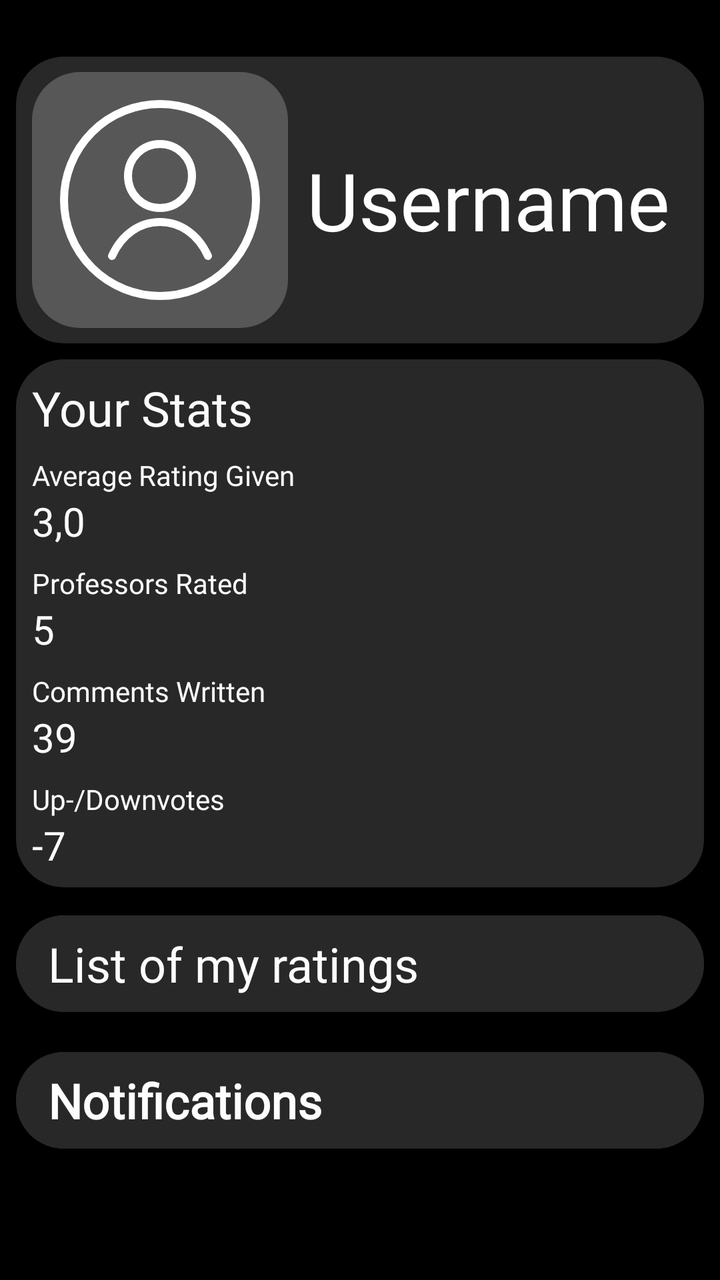
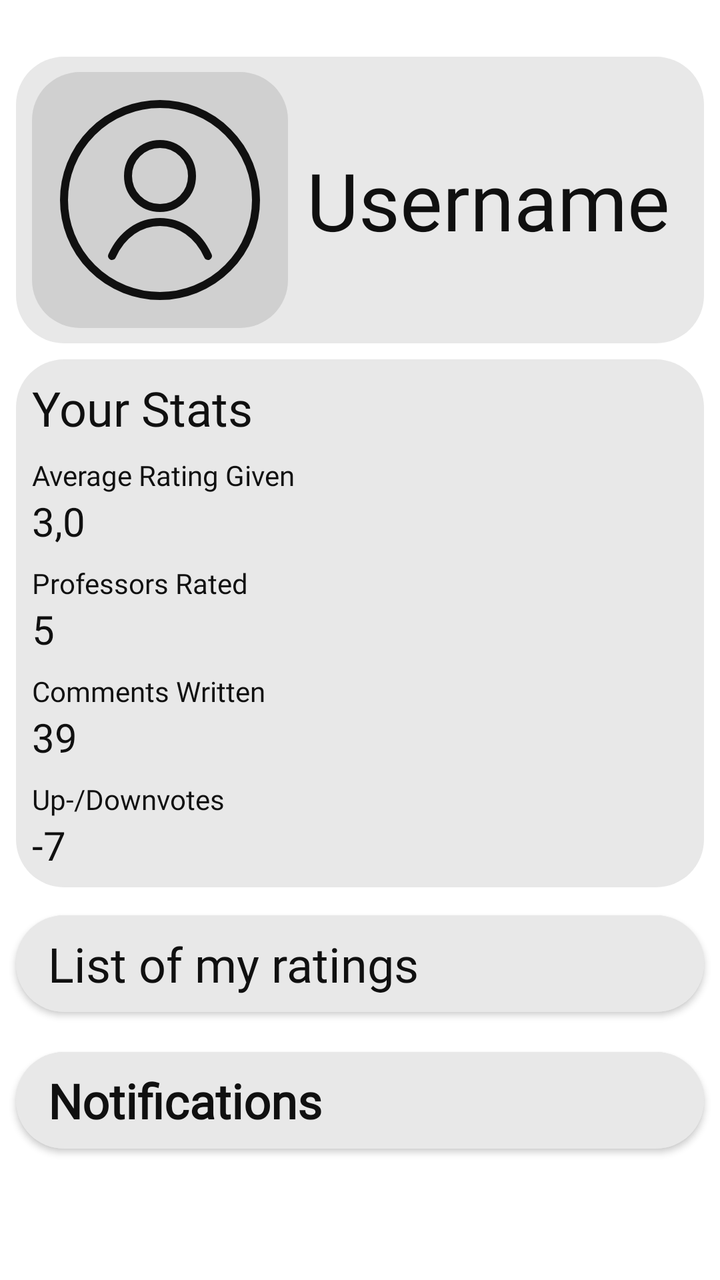

Screens rendered from an Android XML layout before and after an edit, with the pre-edit source and the edit as a unified diff.
<!-- AndroidManifest.xml: application theme Theme.MyApplication_Java -->
<!-- res/layout/fragment_home_screen.xml -->
<?xml version="1.0" encoding="utf-8"?>
<androidx.constraintlayout.widget.ConstraintLayout xmlns:android="http://schemas.android.com/apk/res/android"
    xmlns:app="http://schemas.android.com/apk/res-auto"
    xmlns:tools="http://schemas.android.com/tools"
    android:layout_width="match_parent"
    android:layout_height="match_parent"
    android:background="#000000">


    <TextView
        android:id="@+id/profile"
        android:layout_width="0dp"
        android:layout_height="0dp"
        android:layout_marginStart="8dp"
        android:layout_marginTop="-8dp"
        android:layout_marginEnd="8dp"
        android:layout_marginBottom="-8dp"
        android:background="@drawable/rounded_box"
        android:textAlignment="textEnd"
        android:textColor="#FDFDFD"
        app:layout_constraintBottom_toBottomOf="@id/imageView"
        app:layout_constraintEnd_toEndOf="parent"
        app:layout_constraintHorizontal_bias="0.0"
        app:layout_constraintStart_toStartOf="parent"
        app:layout_constraintTop_toTopOf="@id/imageView" />

    <TextView
        android:id="@+id/your_stats_background"
        android:layout_width="0dp"
        android:layout_height="0dp"
        android:layout_marginStart="8dp"
        android:layout_marginTop="8dp"
        android:layout_marginEnd="8dp"
        android:layout_marginBottom="-8dp"
        android:background="@drawable/rounded_box"
        android:fontFamily="@font/inter_bold"
        android:textColor="#FDFDFD"
        android:textSize="200sp"
        app:layout_constraintBottom_toBottomOf="@+id/up_downvotes_num"
        app:layout_constraintEnd_toEndOf="parent"
        app:layout_constraintHorizontal_bias="0.0"
        app:layout_constraintStart_toStartOf="parent"
        app:layout_constraintTop_toBottomOf="@+id/profile" />

    <TextView
        android:id="@+id/your_stats"
        android:layout_width="wrap_content"
        android:layout_height="wrap_content"
        android:layout_marginStart="8dp"
        android:layout_marginTop="8dp"
        android:fontFamily="@font/inter_bold"
        android:text="Your Stats"
        android:textColor="#FBFBFB"
        android:textSize="24sp"
        app:layout_constraintBottom_toTopOf="@+id/average_rating_given"
        app:layout_constraintStart_toStartOf="@+id/your_stats_background"
        app:layout_constraintTop_toTopOf="@+id/your_stats_background" />

    <TextView
        android:id="@+id/average_rating_given"
        android:layout_width="wrap_content"
        android:layout_height="wrap_content"
        android:layout_marginStart="8dp"
        android:layout_marginTop="8dp"
        android:fontFamily="@font/inter_bold"
        android:text="Average Rating Given"
        android:textColor="#FBFBFB"
        app:layout_constraintStart_toStartOf="@+id/your_stats_background"
        app:layout_constraintTop_toBottomOf="@+id/your_stats" />

    <TextView
        android:id="@+id/average_rating_given_num"
        android:layout_width="wrap_content"
        android:layout_height="wrap_content"
        android:fontFamily="@font/inter_bold"
        android:text="3,0"
        android:textColor="#FBFBFB"
        android:textSize="20sp"
        app:layout_constraintStart_toStartOf="@+id/average_rating_given"
        app:layout_constraintTop_toBottomOf="@+id/average_rating_given" />

    <com.google.android.material.button.MaterialButton
        android:id="@+id/list_of_my_ratings_button"
        android:layout_width="0dp"
        android:layout_height="wrap_content"
        android:layout_marginStart="8dp"
        android:layout_marginTop="8dp"
        android:layout_marginEnd="8dp"
        android:backgroundTint="#282828"
        android:clickable="true"
        android:focusable="true"
        style="@style/text_style"
        android:letterSpacing="0"
        android:paddingTop="8dp"
        android:paddingBottom="8dp"
        android:text="List of my ratings"
        android:textAlignment="textStart"
        android:textAllCaps="false"
        android:textColor="#FDFDFD"
        android:textSize="24sp"
        android:typeface="normal"
        app:cornerRadius="24dp"
        app:layout_constraintEnd_toEndOf="parent"
        app:layout_constraintHorizontal_bias="0.0"
        app:layout_constraintStart_toStartOf="parent"
        app:layout_constraintTop_toBottomOf="@+id/your_stats_background" />


    <com.google.android.material.button.MaterialButton
        android:id="@+id/notifications"
        style="@style/text_style"
        android:layout_width="0dp"
        android:layout_height="wrap_content"
        android:layout_marginStart="8dp"
        android:layout_marginTop="8dp"
        android:layout_marginEnd="8dp"
        android:backgroundTint="#282828"
        android:clickable="true"
        android:focusable="true"
        android:letterSpacing="0"
        android:paddingTop="8dp"
        android:paddingBottom="8dp"
        android:text="Notifications"
        android:textAlignment="textStart"
        android:textAllCaps="false"
        android:textColor="#FDFDFD"
        android:textSize="24sp"
        android:textStyle="bold"
        android:typeface="normal"
        app:cornerRadius="24dp"
        app:layout_constraintEnd_toEndOf="parent"
        app:layout_constraintStart_toStartOf="parent"
        app:layout_constraintTop_toBottomOf="@+id/list_of_my_ratings_button" />

    <TextView
        android:id="@+id/professors_rated"
        android:layout_width="wrap_content"
        android:layout_height="wrap_content"
        android:layout_marginStart="8dp"
        android:layout_marginTop="8dp"
        android:fontFamily="@font/inter_bold"
        android:text="Professors Rated"
        android:textColor="#FBFBFB"
        app:layout_constraintStart_toStartOf="@+id/your_stats_background"
        app:layout_constraintTop_toBottomOf="@+id/average_rating_given_num" />

    <TextView
        android:id="@+id/average_rating_given_num2"
        android:layout_width="wrap_content"
        android:layout_height="wrap_content"
        android:fontFamily="@font/inter_bold"
        android:text="5"
        android:textColor="#FBFBFB"
        android:textSize="20sp"
        app:layout_constraintStart_toStartOf="@+id/average_rating_given"
        app:layout_constraintTop_toBottomOf="@+id/professors_rated" />

    <TextView
        android:id="@+id/comments_written"
        android:layout_width="wrap_content"
        android:layout_height="wrap_content"
        android:layout_marginStart="8dp"
        android:layout_marginTop="8dp"
        android:fontFamily="@font/inter_bold"
        android:text="Comments Written"
        android:textColor="#FBFBFB"
        app:layout_constraintStart_toStartOf="@+id/your_stats_background"
        app:layout_constraintTop_toBottomOf="@+id/average_rating_given_num2" />

    <TextView
        android:id="@+id/comments_written_num"
        android:layout_width="wrap_content"
        android:layout_height="wrap_content"
        android:fontFamily="@font/inter_bold"
        android:text="39"
        android:textColor="#FBFBFB"
        android:textSize="20sp"
        app:layout_constraintStart_toStartOf="@+id/average_rating_given"
        app:layout_constraintTop_toBottomOf="@+id/comments_written" />

    <TextView
        android:id="@+id/up_downvotes"
        android:layout_width="wrap_content"
        android:layout_height="wrap_content"
        android:layout_marginStart="8dp"
        android:layout_marginTop="8dp"
        android:fontFamily="@font/inter_bold"
        android:text="Up-/Downvotes"
        android:textColor="#FBFBFB"
        app:layout_constraintStart_toStartOf="@+id/your_stats_background"
        app:layout_constraintTop_toBottomOf="@+id/comments_written_num" />

    <TextView
        android:id="@+id/up_downvotes_num"
        android:layout_width="wrap_content"
        android:layout_height="wrap_content"
        android:fontFamily="@font/inter_bold"
        android:text="-7"
        android:textColor="#FBFBFB"
        android:textSize="20sp"
        app:layout_constraintStart_toStartOf="@+id/average_rating_given"
        app:layout_constraintTop_toBottomOf="@+id/up_downvotes" />

    <TextView
        android:id="@+id/user_name"
        android:layout_width="wrap_content"
        android:layout_height="wrap_content"
        android:layout_marginEnd="8dp"
        android:fontFamily="@font/inter_bold"
        android:text="Username"
        android:textColor="#FFFFFF"
        android:textSize="40sp"
        app:layout_constraintBottom_toBottomOf="@+id/profile"
        app:layout_constraintEnd_toEndOf="@+id/profile"
        app:layout_constraintStart_toEndOf="@+id/imageView"
        app:layout_constraintTop_toTopOf="@+id/profile" />

    <ImageView
        android:id="@+id/imageView"
        android:layout_width="wrap_content"
        android:layout_height="wrap_content"
        android:layout_marginStart="8dp"
        android:layout_marginTop="32dp"
        android:layout_marginBottom="8dp"
        android:background="@drawable/rounded_box_light"
        android:scaleX="1.0"
        android:scaleY="1.0"
        android:src="@drawable/profile_icon"
        app:layout_constraintBottom_toTopOf="@+id/your_stats_background"
        app:layout_constraintStart_toStartOf="@+id/profile"
        app:layout_constraintTop_toTopOf="parent"
        app:layout_constraintVertical_bias="0.348" />



</androidx.constraintlayout.widget.ConstraintLayout>
<!-- resources referenced by this layout -->
<resources>
  <!-- drawable profile_icon (drawable) -->
  <vector xmlns:android="http://schemas.android.com/apk/res/android"
      android:width="128dp"
      android:height="128dp"
      android:viewportWidth="64"
      android:viewportHeight="64">
    <path
        android:pathData="M32,32m-24,0a24,24 0,1 1,48 0a24,24 0,1 1,-48 0"
        android:strokeWidth="2"
        android:fillColor="#00000000"
        android:strokeColor="@color/white"/>
    <path
        android:pathData="M32,26m-8,0a8,8 0,1 1,16 0a8,8 0,1 1,-16 0"
        android:strokeWidth="2"
        android:fillColor="#00000000"
        android:strokeColor="@color/white"/>
    <path
        android:pathData="M20,46C22.5,40.5 27,37.5 32,37.5C37,37.5 41.5,40.5 44,46"
        android:strokeWidth="2"
        android:fillColor="#00000000"
        android:strokeColor="@color/white"
        android:strokeLineCap="round"/>
  </vector>
  <!-- drawable rounded_box (drawable) -->
  <shape xmlns:android="http://schemas.android.com/apk/res/android">
  
      <solid android:color="#282828"/>
  
      <corners android:radius="24dp"/>
  
  </shape>
  <!-- drawable rounded_box_light (drawable) -->
  <?xml version="1.0" encoding="utf-8"?>
  <shape xmlns:android="http://schemas.android.com/apk/res/android">
  
      <solid android:color="#575757"/>
  
      <corners android:radius="24dp"/>
  
  </shape>
  <style name="text_style" parent="Widget.MaterialComponents.Button">
          <item name="android:fontFamily">@font/inter_bold</item>
          <item name="android:textAllCaps">false</item>
      </style>
  <style name="Theme.MyApplication_Java" parent="Theme.MaterialComponents.DayNight.NoActionBar">
          
          <item name="colorPrimary">@color/purple_500</item>
          <item name="colorPrimaryVariant">@color/purple_700</item>
          <item name="colorOnPrimary">@color/white</item>
          
          <item name="colorSecondary">@color/teal_200</item>
          <item name="colorSecondaryVariant">@color/teal_700</item>
          <item name="colorOnSecondary">@color/black</item>
          
          <item name="android:statusBarColor">?attr/colorPrimaryVariant</item>
          
      </style>
  <color name="white">#FFFFFFFF</color>
  <color name="purple_500">#FF6200EE</color>
  <color name="purple_700">#FF3700B3</color>
  <color name="teal_200">#FF03DAC5</color>
  <color name="teal_700">#FF018786</color>
  <color name="black">#FF000000</color>
</resources>

<!-- the commit's change to res/layout/fragment_home_screen.xml (unified diff, before → after) -->
@@ -4,7 +4,7 @@
     xmlns:tools="http://schemas.android.com/tools"
     android:layout_width="match_parent"
     android:layout_height="match_parent"
-    android:background="#000000">
+    android:background="@color/surface">
 
 
     <TextView
@@ -17,7 +17,7 @@
         android:layout_marginBottom="-8dp"
         android:background="@drawable/rounded_box"
         android:textAlignment="textEnd"
-        android:textColor="#FDFDFD"
+        android:textColor="@color/text_primary"
         app:layout_constraintBottom_toBottomOf="@id/imageView"
         app:layout_constraintEnd_toEndOf="parent"
         app:layout_constraintHorizontal_bias="0.0"
@@ -34,7 +34,7 @@
         android:layout_marginBottom="-8dp"
         android:background="@drawable/rounded_box"
         android:fontFamily="@font/inter_bold"
-        android:textColor="#FDFDFD"
+        android:textColor="@color/text_primary"
         android:textSize="200sp"
         app:layout_constraintBottom_toBottomOf="@+id/up_downvotes_num"
         app:layout_constraintEnd_toEndOf="parent"
@@ -50,7 +50,7 @@
         android:layout_marginTop="8dp"
         android:fontFamily="@font/inter_bold"
         android:text="Your Stats"
-        android:textColor="#FBFBFB"
+        android:textColor="@color/text_primary"
         android:textSize="24sp"
         app:layout_constraintBottom_toTopOf="@+id/average_rating_given"
         app:layout_constraintStart_toStartOf="@+id/your_stats_background"
@@ -64,7 +64,7 @@
         android:layout_marginTop="8dp"
         android:fontFamily="@font/inter_bold"
         android:text="Average Rating Given"
-        android:textColor="#FBFBFB"
+        android:textColor="@color/text_primary"
         app:layout_constraintStart_toStartOf="@+id/your_stats_background"
         app:layout_constraintTop_toBottomOf="@+id/your_stats" />
 
@@ -74,7 +74,7 @@
         android:layout_height="wrap_content"
         android:fontFamily="@font/inter_bold"
         android:text="3,0"
-        android:textColor="#FBFBFB"
+        android:textColor="@color/text_primary"
         android:textSize="20sp"
         app:layout_constraintStart_toStartOf="@+id/average_rating_given"
         app:layout_constraintTop_toBottomOf="@+id/average_rating_given" />
@@ -86,7 +86,7 @@
         android:layout_marginStart="8dp"
         android:layout_marginTop="8dp"
         android:layout_marginEnd="8dp"
-        android:backgroundTint="#282828"
+        android:backgroundTint="@color/surface_container"
         android:clickable="true"
         android:focusable="true"
         style="@style/text_style"
@@ -96,7 +96,7 @@
         android:text="List of my ratings"
         android:textAlignment="textStart"
         android:textAllCaps="false"
-        android:textColor="#FDFDFD"
+        android:textColor="@color/text_primary"
         android:textSize="24sp"
         android:typeface="normal"
         app:cornerRadius="24dp"
@@ -114,7 +114,7 @@
         android:layout_marginStart="8dp"
         android:layout_marginTop="8dp"
         android:layout_marginEnd="8dp"
-        android:backgroundTint="#282828"
+        android:backgroundTint="@color/surface_container"
         android:clickable="true"
         android:focusable="true"
         android:letterSpacing="0"
@@ -123,7 +123,7 @@
         android:text="Notifications"
         android:textAlignment="textStart"
         android:textAllCaps="false"
-        android:textColor="#FDFDFD"
+        android:textColor="@color/text_primary"
         android:textSize="24sp"
         android:textStyle="bold"
         android:typeface="normal"
@@ -140,7 +140,7 @@
         android:layout_marginTop="8dp"
         android:fontFamily="@font/inter_bold"
         android:text="Professors Rated"
-        android:textColor="#FBFBFB"
+        android:textColor="@color/text_primary"
         app:layout_constraintStart_toStartOf="@+id/your_stats_background"
         app:layout_constraintTop_toBottomOf="@+id/average_rating_given_num" />
 
@@ -150,7 +150,7 @@
         android:layout_height="wrap_content"
         android:fontFamily="@font/inter_bold"
         android:text="5"
-        android:textColor="#FBFBFB"
+        android:textColor="@color/text_primary"
         android:textSize="20sp"
         app:layout_constraintStart_toStartOf="@+id/average_rating_given"
         app:layout_constraintTop_toBottomOf="@+id/professors_rated" />
@@ -163,7 +163,7 @@
         android:layout_marginTop="8dp"
         android:fontFamily="@font/inter_bold"
         android:text="Comments Written"
-        android:textColor="#FBFBFB"
+        android:textColor="@color/text_primary"
         app:layout_constraintStart_toStartOf="@+id/your_stats_background"
         app:layout_constraintTop_toBottomOf="@+id/average_rating_given_num2" />
 
@@ -173,7 +173,7 @@
         android:layout_height="wrap_content"
         android:fontFamily="@font/inter_bold"
         android:text="39"
-        android:textColor="#FBFBFB"
+        android:textColor="@color/text_primary"
         android:textSize="20sp"
         app:layout_constraintStart_toStartOf="@+id/average_rating_given"
         app:layout_constraintTop_toBottomOf="@+id/comments_written" />
@@ -186,7 +186,7 @@
         android:layout_marginTop="8dp"
         android:fontFamily="@font/inter_bold"
         android:text="Up-/Downvotes"
-        android:textColor="#FBFBFB"
+        android:textColor="@color/text_primary"
         app:layout_constraintStart_toStartOf="@+id/your_stats_background"
         app:layout_constraintTop_toBottomOf="@+id/comments_written_num" />
 
@@ -196,7 +196,7 @@
         android:layout_height="wrap_content"
         android:fontFamily="@font/inter_bold"
         android:text="-7"
-        android:textColor="#FBFBFB"
+        android:textColor="@color/text_primary"
         android:textSize="20sp"
         app:layout_constraintStart_toStartOf="@+id/average_rating_given"
         app:layout_constraintTop_toBottomOf="@+id/up_downvotes" />
@@ -208,7 +208,7 @@
         android:layout_marginEnd="8dp"
         android:fontFamily="@font/inter_bold"
         android:text="Username"
-        android:textColor="#FFFFFF"
+        android:textColor="@color/text_primary"
         android:textSize="40sp"
         app:layout_constraintBottom_toBottomOf="@+id/profile"
         app:layout_constraintEnd_toEndOf="@+id/profile"
<!-- resource entries referenced after the edit -->
@@ -1,5 +1,8 @@
 <!-- resources referenced by this layout -->
 <resources>
+  <color name="surface">#FFFFFFFF</color>
+  <color name="surface_container">#FFE8E8E8</color>
+  <color name="text_primary">#FF101010</color>
   <!-- drawable profile_icon (drawable) -->
   <vector xmlns:android="http://schemas.android.com/apk/res/android"
       android:width="128dp"
@@ -10,23 +13,23 @@
         android:pathData="M32,32m-24,0a24,24 0,1 1,48 0a24,24 0,1 1,-48 0"
         android:strokeWidth="2"
         android:fillColor="#00000000"
-        android:strokeColor="@color/white"/>
+        android:strokeColor="@color/icon_tint"/>
     <path
         android:pathData="M32,26m-8,0a8,8 0,1 1,16 0a8,8 0,1 1,-16 0"
         android:strokeWidth="2"
         android:fillColor="#00000000"
-        android:strokeColor="@color/white"/>
+        android:strokeColor="@color/icon_tint"/>
     <path
         android:pathData="M20,46C22.5,40.5 27,37.5 32,37.5C37,37.5 41.5,40.5 44,46"
         android:strokeWidth="2"
         android:fillColor="#00000000"
-        android:strokeColor="@color/white"
+        android:strokeColor="@color/icon_tint"
         android:strokeLineCap="round"/>
   </vector>
   <!-- drawable rounded_box (drawable) -->
   <shape xmlns:android="http://schemas.android.com/apk/res/android">
   
-      <solid android:color="#282828"/>
+      <solid android:color="@color/surface_container"/>
   
       <corners android:radius="24dp"/>
   
@@ -35,7 +38,7 @@
   <?xml version="1.0" encoding="utf-8"?>
   <shape xmlns:android="http://schemas.android.com/apk/res/android">
   
-      <solid android:color="#575757"/>
+      <solid android:color="@color/surface_container_high"/>
   
       <corners android:radius="24dp"/>
   
@@ -46,22 +49,33 @@
       </style>
   <style name="Theme.MyApplication_Java" parent="Theme.MaterialComponents.DayNight.NoActionBar">
           
-          <item name="colorPrimary">@color/purple_500</item>
-          <item name="colorPrimaryVariant">@color/purple_700</item>
-          <item name="colorOnPrimary">@color/white</item>
+          <item name="colorPrimary">@color/text_primary</item>
+          <item name="colorPrimaryVariant">@color/text_primary</item>
+          <item name="colorOnPrimary">@color/text_on_inverse</item>
+          <item name="colorSecondary">@color/text_primary</item>
+          <item name="colorSecondaryVariant">@color/text_primary</item>
+          <item name="colorOnSecondary">@color/text_on_inverse</item>
+  
           
-          <item name="colorSecondary">@color/teal_200</item>
-          <item name="colorSecondaryVariant">@color/teal_700</item>
-          <item name="colorOnSecondary">@color/black</item>
+          <item name="android:windowBackground">@color/surface</item>
+          <item name="colorSurface">@color/surface_container</item>
+          <item name="colorOnSurface">@color/text_primary</item>
+          <item name="colorError">@color/danger</item>
+          <item name="colorOnError">@color/text_on_inverse</item>
+  
+          <item name="android:textColorPrimary">@color/text_primary</item>
+          <item name="android:textColorSecondary">@color/text_muted</item>
+          <item name="android:textColorHint">@color/text_hint</item>
+  
           
-          <item name="android:statusBarColor">?attr/colorPrimaryVariant</item>
-          
+          <item name="android:statusBarColor">@android:color/transparent</item>
+          <item name="android:navigationBarColor">@android:color/transparent</item>
       </style>
-  <color name="white">#FFFFFFFF</color>
-  <color name="purple_500">#FF6200EE</color>
-  <color name="purple_700">#FF3700B3</color>
-  <color name="teal_200">#FF03DAC5</color>
-  <color name="teal_700">#FF018786</color>
-  <color name="black">#FF000000</color>
+  <color name="icon_tint">#FF101010</color>
+  <color name="surface_container_high">#FFD0D0D0</color>
+  <color name="text_on_inverse">#FFFFFFFF</color>
+  <color name="danger">#FFB3261E</color>
+  <color name="text_muted">#FF5F5D5D</color>
+  <color name="text_hint">#FF8A8A8A</color>
 </resources>
 
